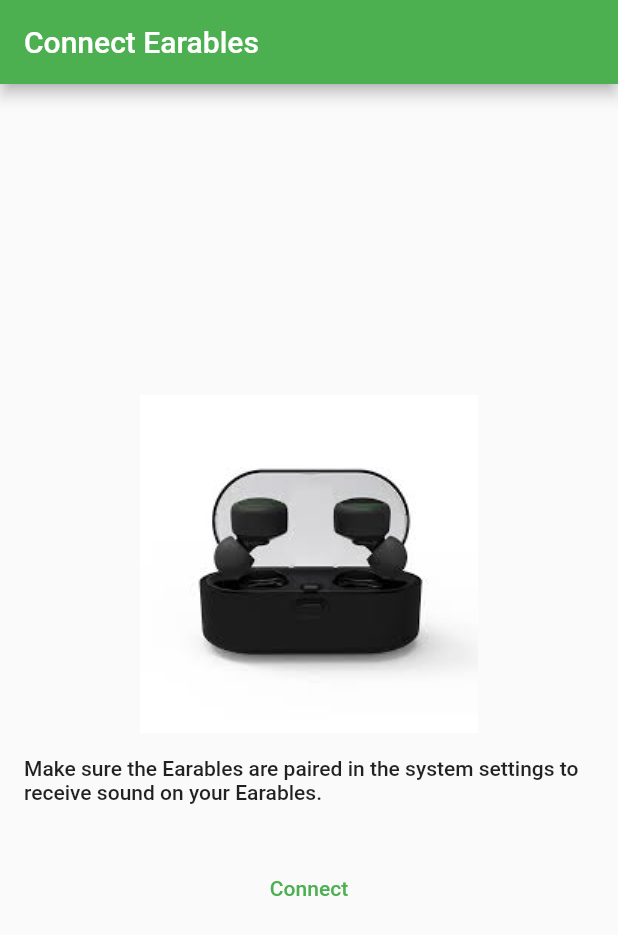
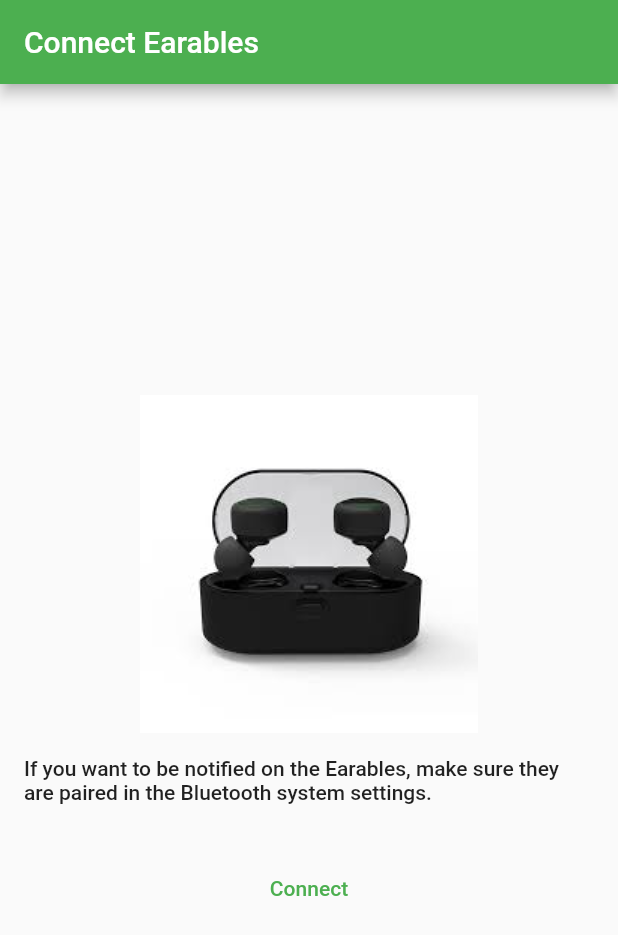
Before and after one commit to gsailer/pngme, a Flutter app: the screen it shows after launch, after a tap on "Connect", on a phone screen of 412 x 824 dp. Shown: the top 935 px of the screen. Run offline on Flutter 3.47's test engine with Material 2 defaults, Android fonts, the phone set to English and light mode, and no system bars; our stand-ins replace audioplayers; missing offline and left inert: esense_flutter, stats; network calls fail.

Commit message:
Fix navigation

```diff
--- a/app/lib/providers/earable.dart
+++ b/app/lib/providers/earable.dart
@@ -100,7 +100,6 @@ class EarableState extends ChangeNotifier {
     String status =
         await Future.delayed(Duration(seconds: 3 + recordingDuration), () {
       pauseListenToSensorEvents();
-      print(_localRecording["x"].length);
       // evaluate recorded data against measurement
       return _compareToRegistredGestures();
     });
--- a/app/lib/providers/session_state.dart
+++ b/app/lib/providers/session_state.dart
@@ -16,8 +16,15 @@ class SessionState extends ChangeNotifier {
   bool requiresPong = false;
   String toPong = "";
 
+  bool onboarded = false;
+
   // state for session screen
   int selectedIndex = 0;
+
+  void setOnboarded(bool onboarded) {
+    this.onboarded = onboarded;
+    notifyListeners();
+  }
 
   void setIndex(int index) {
     selectedIndex = index;
--- a/app/lib/screens/initial.dart
+++ b/app/lib/screens/initial.dart
@@ -18,7 +18,7 @@ class InitialScreen extends StatelessWidget {
               child: Align(
                 alignment: Alignment.center,
                 child: Text(
-                  "Make sure the Earables are paired in the system settings to receive sound on your Earables.",
+                  "If you want to be notified on the Earables, make sure they are paired in the Bluetooth system settings.",
                   style: Theme.of(context).textTheme.bodyText1,
                 ),
               ),
@@ -31,7 +31,7 @@ class InitialScreen extends StatelessWidget {
                 earableState.listenToESense();
                 await earableState.connectToESense();
                 if (earableState.deviceStatus != "device_not_found") {
-                  Navigator.of(context).pushReplacementNamed('/gestures');
+                  Navigator.of(context).pushNamed('/gestures');
                 }
               },
               child: Text("Connect"),
```
Also changed, not shown: app/lib/screens/gestures.dart (+10 -2 lines).
